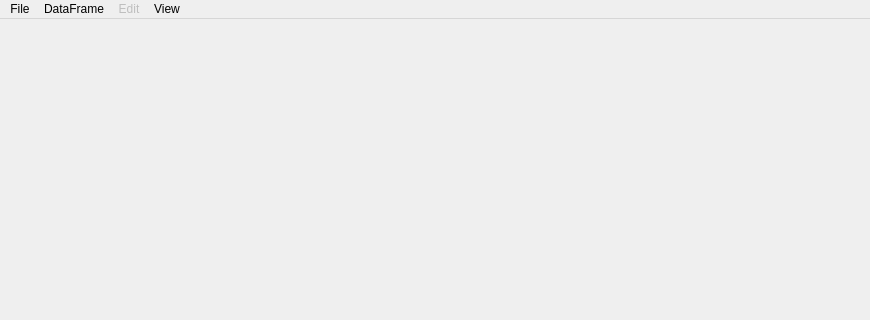
Qt form mainwindow.ui (kushalkolar/MESmerize) before a commit; both pictures show x 0 to 870 and y 0 to 320 of the 870 by 611 pixel window.
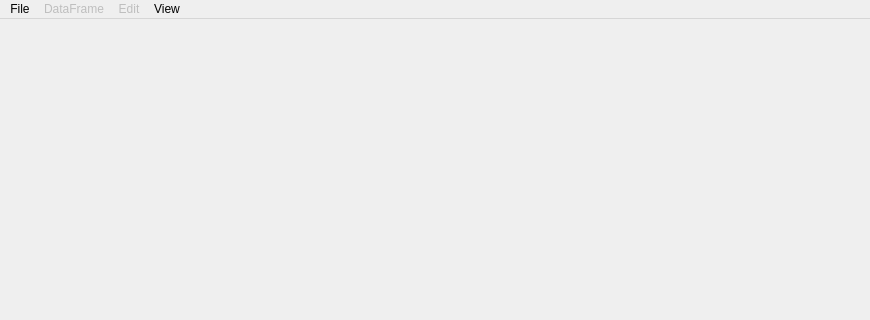
The same form after that commit.

What changed in the file:
```diff
--- a/mainwindow.ui
+++ b/mainwindow.ui
@@ -57,7 +57,7 @@
    </widget>
    <widget class="QMenu" name="menuDataFrame">
     <property name="enabled">
-     <bool>true</bool>
+     <bool>false</bool>
     </property>
     <property name="title">
      <string>DataFrame</string>
```
Left out of the diff: 7 changed lines with no effect on the pictures.
